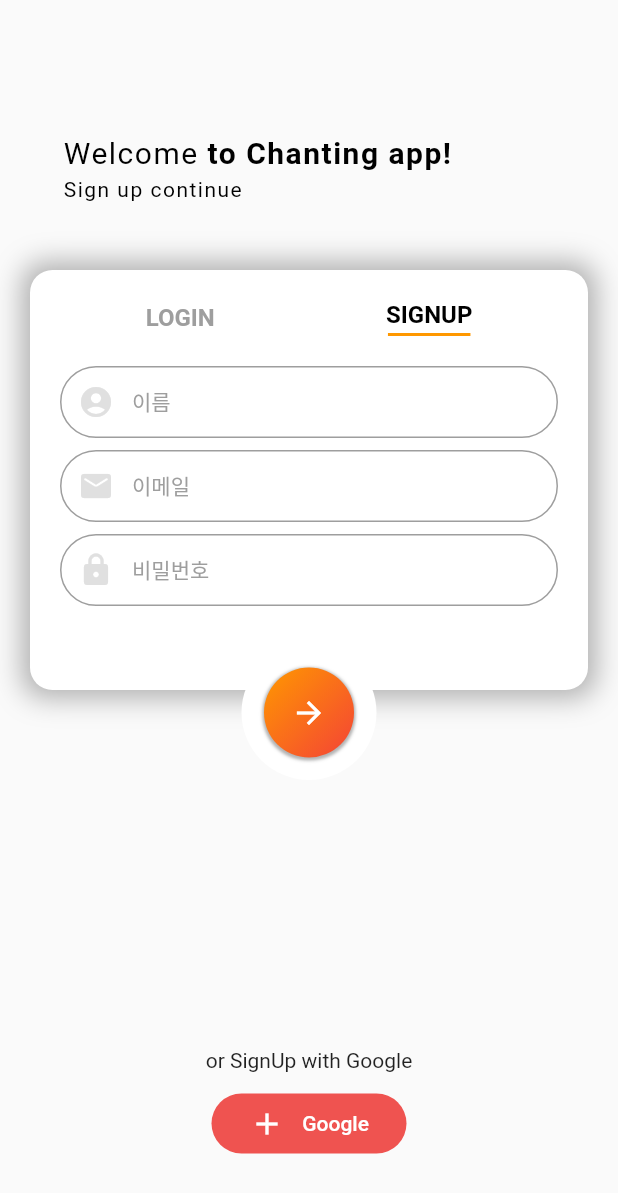
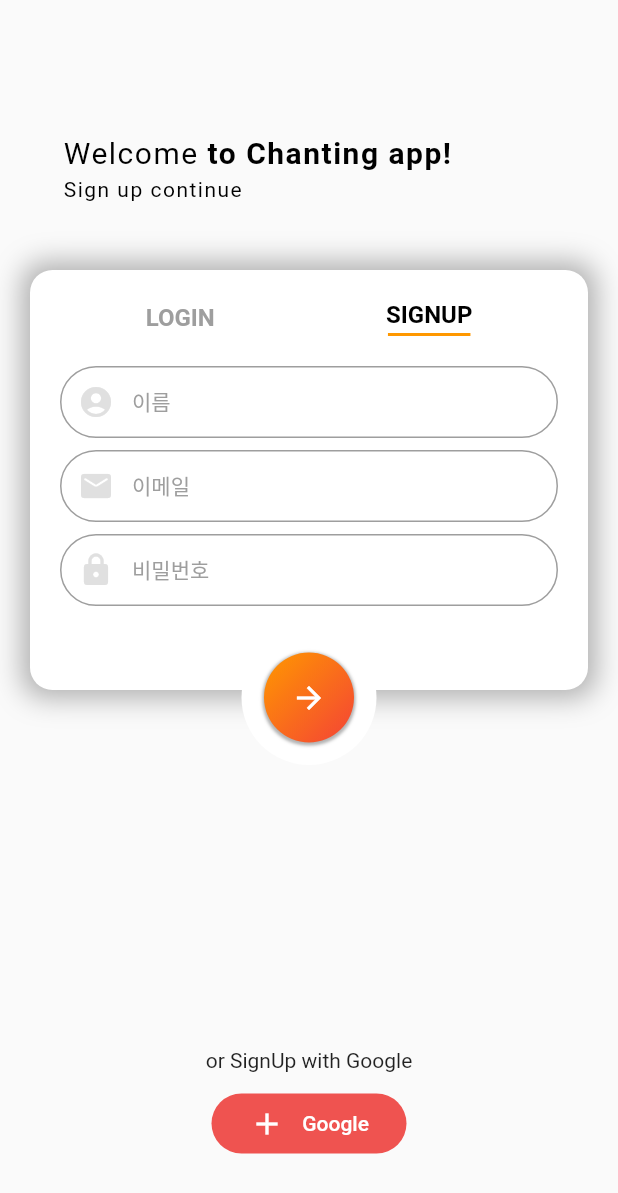
Before and after one commit to Yoochanhong/chat_app, a Flutter app: the screen it shows after launch, on a phone screen of 412 x 824 dp. Shown: the top 1193 px of the screen. Run offline on Flutter 3.47's test engine with Material 2 defaults, Android fonts, the phone set to English and light mode, and no system bars.

Commit message:
🐛 :: 위젯 겹치는 버그 해결

```diff
--- a/lib/login_screen.dart
+++ b/lib/login_screen.dart
@@ -68,7 +68,7 @@ class _LoginScreenState extends State<LoginScreen> {
               duration: Duration(milliseconds: 500),
               curve: Curves.easeIn,
               padding: EdgeInsets.all(20.0),
-              height: isSignupScreen ? 280 : 230,
+              height: isSignupScreen ? 280 : 250,
               width: MediaQuery.of(context).size.width - 40,
               margin: EdgeInsets.symmetric(horizontal: 20),
               decoration: BoxDecoration(
@@ -357,7 +357,7 @@ class _LoginScreenState extends State<LoginScreen> {
           AnimatedPositioned(
             duration: Duration(milliseconds: 500),
             curve: Curves.easeIn,
-            top: isSignupScreen ? 430 : 370,
+            top: isSignupScreen ? 420 : 390,
             right: 0,
             left: 0,
             child: Center(
```
